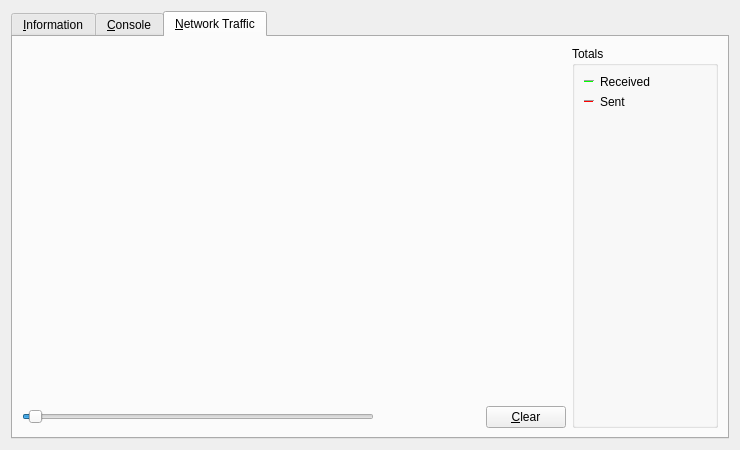
This is src/qt/forms/rpcconsole.ui in mcastillo0724/novacoin as Qt 5 draws it before an edit. The edited form follows.
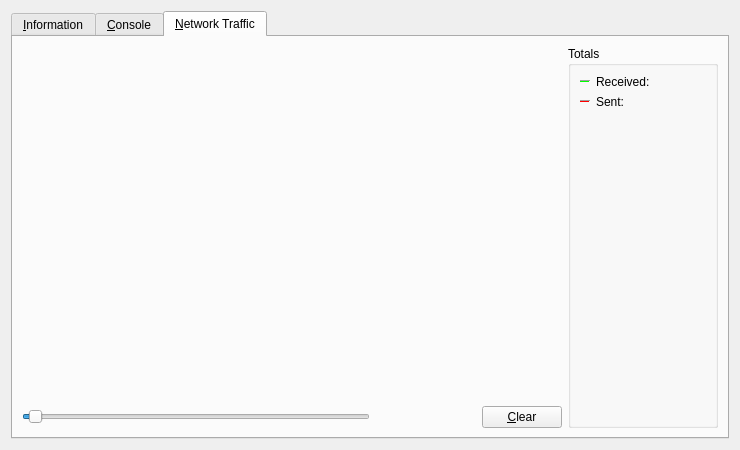
This is the edited form. The open tabs and pages were chosen to show the change. Icons and pictures are not drawn. Custom widgets are drawn as their Qt base class.

The edit to the form file:
```diff
--- a/src/qt/forms/rpcconsole.ui
+++ b/src/qt/forms/rpcconsole.ui
@@ -579,7 +579,7 @@
               <item>
                <widget class="QLabel" name="label_16">
                 <property name="text">
-                 <string>Received</string>
+                 <string>Received:</string>
                 </property>
                </widget>
               </item>
@@ -659,7 +659,7 @@
               <item>
                <widget class="QLabel" name="label_17">
                 <property name="text">
-                 <string>Sent</string>
+                 <string>Sent:</string>
                 </property>
                </widget>
               </item>
```
